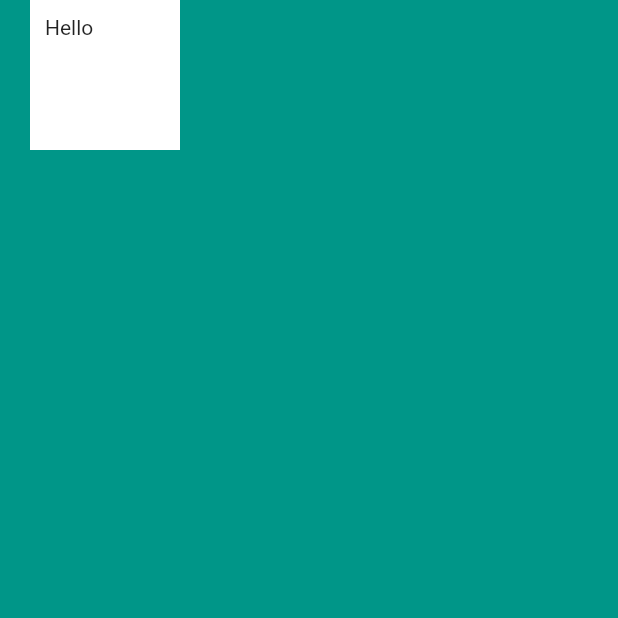
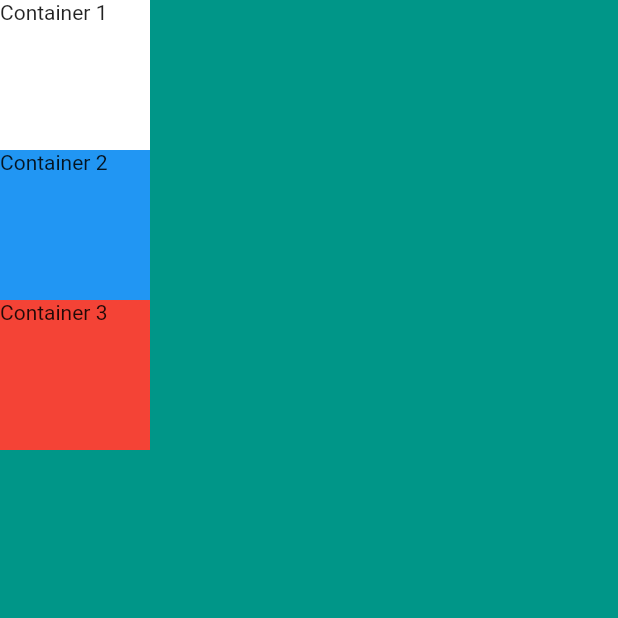
Before and after one commit to Oyekunle-Mark/mi_card, a Flutter app: the screen it shows after launch, on a phone screen of 412 x 824 dp, the top half of it. Run offline on Flutter 3.47's test engine with Material 2 defaults, Android fonts, the phone set to English and light mode, and no system bars.

Commit message:
Added more containers

```diff
--- a/lib/main.dart
+++ b/lib/main.dart
@@ -13,15 +13,28 @@ class MyApp extends StatelessWidget {
       home: Scaffold(
         backgroundColor: Colors.teal,
         body: SafeArea(
-          child: Container(
-            height: 100.0,
-            width: 100.0,
-            margin: EdgeInsets.only(left: 20),
-            padding: EdgeInsets.all(10),
-            color: Colors.white,
-            child: Text('Hello'),
-          ),
-        ),
+            child: Column(
+          children: <Widget>[
+            Container(
+              height: 100.0,
+              width: 100.0,
+              color: Colors.white,
+              child: Text('Container 1'),
+            ),
+            Container(
+              width: 100.0,
+              height: 100.0,
+              color: Colors.blue,
+              child: Text('Container 2'),
+            ),
+            Container(
+              width: 100.0,
+              height: 100.0,
+              color: Colors.red,
+              child: Text('Container 3'),
+            )
+          ],
+        )),
       ),
     );
   }
```
